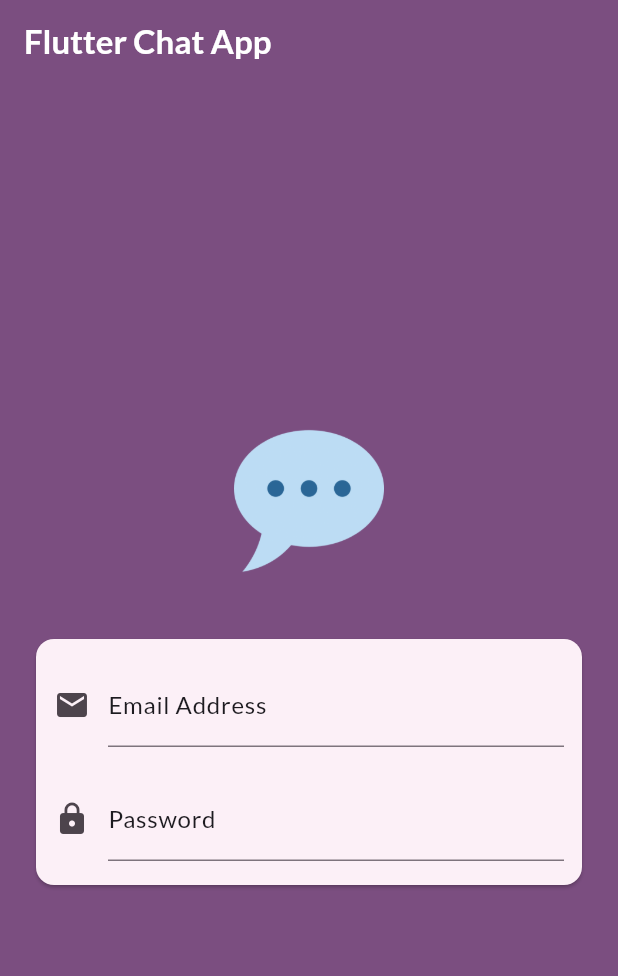
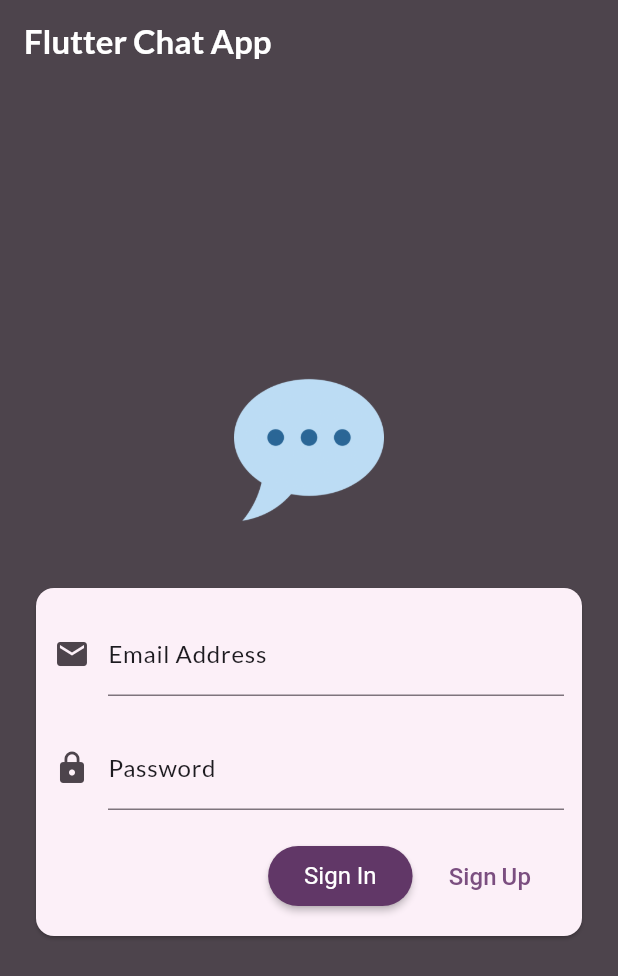
Before and after one commit to fauzanalif13/chat_app, a Flutter app: the screen it shows after launch, on a phone screen of 412 x 824 dp. Shown: the top 976 px of the screen. Run offline on Flutter 3.47's test engine with Material 3 defaults, Android fonts, the phone set to English and light mode, and no system bars; our stand-ins replace google_fonts.

Commit message:
v0.0.3 (Login button)
now button for login / signup is working

```diff
--- a/lib/main.dart
+++ b/lib/main.dart
@@ -4,7 +4,7 @@ import 'package:google_fonts/google_fonts.dart';
 
 final colorScheme = ColorScheme.fromSeed(
   brightness: Brightness.light,
-  seedColor: const Color.fromARGB(255, 232, 99, 255),
+  seedColor: const Color.fromARGB(255, 217, 0, 255),
   surface: const Color.fromARGB(255, 169, 200, 255),
 );
 
@@ -20,17 +20,27 @@ final textTheme = GoogleFonts.latoTextTheme().copyWith(
   ),
 );
 
+final elevatedButton = ElevatedButtonThemeData(
+  style: ElevatedButton.styleFrom(
+    backgroundColor: colorScheme.onPrimaryContainer,
+    foregroundColor: colorScheme.onPrimary,
+    textStyle: TextStyle(fontSize: 16),
+    elevation: 2,
+  ),
+);
+
 final theme = ThemeData().copyWith(
-  brightness: Brightness.light,
-  colorScheme: colorScheme,
-  textTheme: textTheme,
-  scaffoldBackgroundColor: colorScheme.surface,
-);
+    brightness: Brightness.light,
+    colorScheme: colorScheme,
+    textTheme: textTheme,
+    scaffoldBackgroundColor: colorScheme.onPrimary,
+    elevatedButtonTheme: elevatedButton);
 
 final darkTheme = ThemeData.dark().copyWith(
   brightness: Brightness.dark,
   colorScheme: ColorScheme.dark(),
   textTheme: textTheme,
+  elevatedButtonTheme: elevatedButton,
   scaffoldBackgroundColor: const Color.fromARGB(255, 22, 22, 22),
 );
 
--- a/lib/screen/auth_screen.dart
+++ b/lib/screen/auth_screen.dart
@@ -1,3 +1,4 @@
+import 'package:chat_app/main.dart';
 import 'package:flutter/material.dart';
 
 class AuthScreen extends StatefulWidget {
@@ -8,6 +9,25 @@ class AuthScreen extends StatefulWidget {
 }
 
 class _AuthScreenState extends State<AuthScreen> {
+  final _formKey = GlobalKey<FormState>();
+
+  var _isLogin = true;
+  var _enteredEmail = '';
+  var _enteredPassword = '';
+
+  void _submit() {
+    final isValid = _formKey.currentState!.validate();
+
+    if (isValid) {
+      ///SAVE INTO ONSAVED PARAMETER
+      _formKey.currentState!.save();
+    }
+
+    ///SEND TO FIREBASE
+    debugPrint(_enteredEmail);
+    debugPrint(_enteredPassword);
+  }
+
   @override
   Widget build(BuildContext context) {
     return Scaffold(
@@ -16,8 +36,8 @@ class _AuthScreenState extends State<AuthScreen> {
               'Flutter Chat App',
               style: Theme.of(context).textTheme.titleLarge,
             ),
-            backgroundColor: Theme.of(context).colorScheme.primary),
-        backgroundColor: Theme.of(context).colorScheme.primary,
+            backgroundColor: Theme.of(context).colorScheme.onSurfaceVariant),
+        backgroundColor: Theme.of(context).colorScheme.onSurfaceVariant,
         body: Center(
           child: SingleChildScrollView(
             child: Column(
@@ -33,10 +53,12 @@ class _AuthScreenState extends State<AuthScreen> {
                   child: SingleChildScrollView(
                     padding: EdgeInsets.symmetric(vertical: 16, horizontal: 12),
                     child: Form(
+                      key: _formKey,
                       child: Column(
                         spacing: 20,
                         mainAxisSize: MainAxisSize.min,
                         children: [
+                          ///EMAIL FORM
                           TextFormField(
                             decoration: InputDecoration(
                               labelStyle: Theme.of(context)
@@ -55,7 +77,22 @@ class _AuthScreenState extends State<AuthScreen> {
                             keyboardType: TextInputType.emailAddress,
                             autocorrect: false,
                             textCapitalization: TextCapitalization.none,
+                            validator: (value) {
+                              if (value == null ||
+                                  value.trim().isEmpty ||
+                                  !value.contains('@')) {
+                                return 'Make sure your input is a valid email!';
+                              }
+
+                              ///EMAIL HAS VALID
+                              return null;
+                            },
+                            onSaved: (value) {
+                              _enteredEmail = value!;
+                            },
                           ),
+
+                          ///PASSWORD FORM
                           TextFormField(
                             decoration: InputDecoration(
                               labelStyle: Theme.of(context)
@@ -74,7 +111,54 @@ class _AuthScreenState extends State<AuthScreen> {
                             obscureText: true,
                             autocorrect: false,
                             textCapitalization: TextCapitalization.none,
+                            validator: _isLogin
+                                ? (value) {
+                                    if (value == null) {
+                                      return 'Please input your password!';
+                                    }
+
+                                    ///PASSWORD HAS VALID
+                                    return null;
+                                  }
+                                : (value) {
+                                    if (value == null ||
+                                        value.trim().length < 6) {
+                                      return 'Make sure your password is more than 6 characters';
+                                    }
+                                    return null;
+                                  },
+                            onSaved: (value) {
+                              _enteredPassword = value!;
+                            },
                           ),
+                          Row(
+                            mainAxisAlignment: MainAxisAlignment.end,
+                            spacing: 12,
+                            children: [
+                              ElevatedButton(
+                                onPressed: _submit,
+                                child: Text(_isLogin ? 'Sign In' : 'Sign Up'),
+                              ),
+                              Padding(
+                                padding: const EdgeInsets.only(right: 10),
+                                child: TextButton(
+                                  onPressed: () {
+                                    setState(() {
+                                      _isLogin = !_isLogin;
+                                    });
+                                  },
+                                  child: Text(
+                                    _isLogin ? 'Sign Up' : 'Login',
+                                    style: TextStyle(
+                                      fontSize: 16,
+                                      fontFamily:
+                                          textTheme.bodyLarge.toString(),
+                                    ),
+                                  ),
+                                ),
+                              )
+                            ],
+                          )
                         ],
                       ),
                     ),
```
